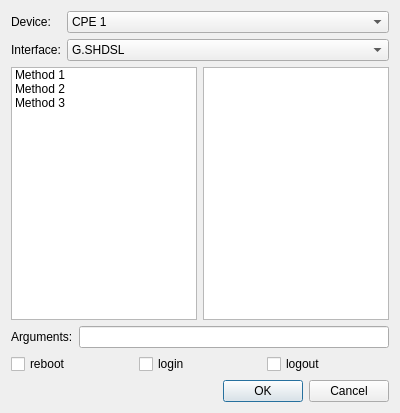
First picture: the form in view/send_cli.ui, repository fbarden/TestGen, before the edit.
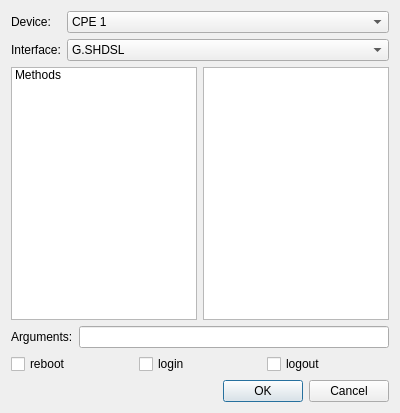
Second picture: the form after the edit.

Commit message: [Testcases-SendCLI] WIP: Integration between devices and interfaces config files and QT View.

The edit to the form file:
```diff
--- a/view/send_cli.ui
+++ b/view/send_cli.ui
@@ -79,17 +79,13 @@
       <widget class="QListWidget" name="listWidget">
        <item>
         <property name="text">
-         <string>Method 1</string>
+         <string>Methods</string>
         </property>
-       </item>
-       <item>
-        <property name="text">
-         <string>Method 2</string>
-        </property>
-       </item>
-       <item>
-        <property name="text">
-         <string>Method 3</string>
+        <property name="font">
+         <font>
+          <weight>50</weight>
+          <bold>false</bold>
+         </font>
         </property>
        </item>
       </widget>
```
Left out of the diff: 69 changed lines with no effect on the pictures. The commit also changes 5 other files.
